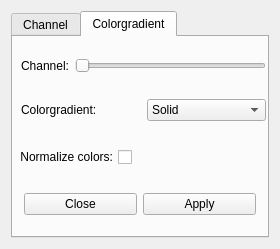
uos/lvr2, file src/tools/viewer/ui/LVRSpectralSettings.ui: the form before one commit.
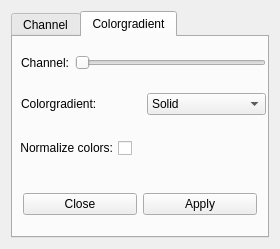
The form after the commit. The open tabs and pages were chosen to show the change.

Commit message: fix order in combobox

Patch:
```diff
--- a/src/tools/viewer/ui/LVRSpectralSettings.ui
+++ b/src/tools/viewer/ui/LVRSpectralSettings.ui
@@ -251,10 +251,16 @@
        <item>
         <layout class="QHBoxLayout" name="horizontalLayout_6">
          <property name="leftMargin">
-          <number>10</number>
+          <number>9</number>
+         </property>
+         <property name="topMargin">
+          <number>12</number>
          </property>
          <property name="rightMargin">
-          <number>10</number>
+          <number>9</number>
+         </property>
+         <property name="bottomMargin">
+          <number>0</number>
          </property>
          <item>
           <widget class="QPushButton" name="pushButton_cg_close">
```
Left out of the diff: 10 changed lines with no effect on the pictures.
